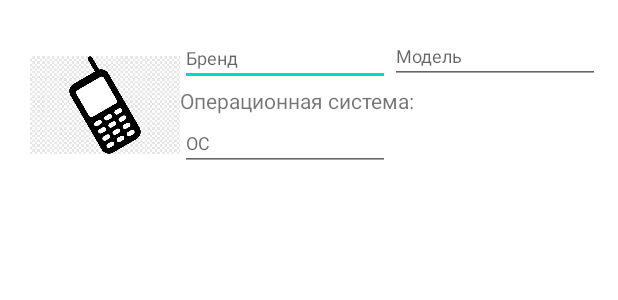
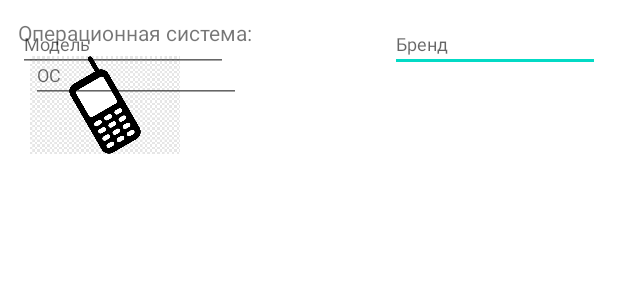
Before and after one commit to Gurchunov/phoneList, an Android app: the layout phone_item.xml on its own in the app's theme, with its tools: preview values and no code run, on a phone screen of 412 x 824 dp. Shown: the top 300 px of the screen. Run offline under Robolectric (Android 15) with nearby library versions, the phone set to English and light mode, and no system bars.

Commit message:
попытка номер 2

```diff
--- a/app/src/main/java/com/example/mobilephonecatalog/EditPhone.kt
+++ /dev/null
@@ -1,11 +0,0 @@
-package com.example.mobilephonecatalog
-
-import androidx.appcompat.app.AppCompatActivity
-import android.os.Bundle
-
-class EditPhone : AppCompatActivity() {
-    override fun onCreate(savedInstanceState: Bundle?) {
-        super.onCreate(savedInstanceState)
-        setContentView(R.layout.activity_edit_phone)
-    }
-}
--- a/app/src/main/java/com/example/mobilephonecatalog/data/ItemMobile.kt
+++ b/app/src/main/java/com/example/mobilephonecatalog/data/ItemMobile.kt
@@ -3,8 +3,8 @@ package com.example.mobilephonecatalog.data
 import android.graphics.drawable.Drawable
 
 data class ItemMobile(
-    val image: Drawable?,
     val brand: String,
     val model: String,
-    val oc: String
+    val oc: String,
+    val img: Drawable?
 )
--- a/app/src/main/res/layout/activity_edit_phone.xml
+++ b/app/src/main/res/layout/phone_item.xml
@@ -19,15 +19,15 @@
     <EditText
         android:id="@+id/editBrand"
         android:layout_width="wrap_content"
-        android:layout_height="37dp"
+        android:layout_height="36dp"
         android:ems="10"
         android:hint="Бренд"
         android:inputType="textPersonName"
         android:textSize="12sp"
         app:layout_constraintEnd_toEndOf="parent"
         app:layout_constraintHorizontal_bias="0.0"
-        app:layout_constraintStart_toEndOf="@+id/editImage"
-        app:layout_constraintTop_toTopOf="@+id/editImage" />
+        app:layout_constraintStart_toEndOf="@+id/etModel"
+        app:layout_constraintTop_toTopOf="@+id/etModel" />
 
     <EditText
         android:id="@+id/editModel"
@@ -37,25 +37,27 @@
         android:hint="Модель"
         android:inputType="textPersonName"
         android:textSize="12sp"
-        app:layout_constraintStart_toEndOf="@+id/editBrand"
-        app:layout_constraintTop_toTopOf="@+id/editBrand" />
+        app:layout_constraintStart_toEndOf="@+id/etImage"
+        app:layout_constraintTop_toTopOf="@+id/etImage" />
 
     <TextView
-        android:id="@+id/editOcSystem"
+        android:id="@+id/tvOcSystem"
         android:layout_width="wrap_content"
         android:layout_height="wrap_content"
         android:text="Операционная система:"
-        app:layout_constraintStart_toEndOf="@+id/editImage"
-        app:layout_constraintTop_toBottomOf="@+id/editBrand" />
+        app:layout_constraintEnd_toEndOf="@+id/etBrand"
+        app:layout_constraintStart_toEndOf="@+id/etImage"
+        app:layout_constraintTop_toBottomOf="@+id/etModel" />
 
     <EditText
-        android:id="@+id/editOC"
+        android:id="@+id/etOC"
         android:layout_width="wrap_content"
         android:layout_height="wrap_content"
         android:ems="10"
         android:hint="OC"
         android:inputType="textPersonName"
         android:textSize="12sp"
-        app:layout_constraintStart_toEndOf="@+id/editImage"
-        app:layout_constraintTop_toBottomOf="@+id/editOcSystem" />
+        app:layout_constraintEnd_toEndOf="@+id/tvOcSystem"
+        app:layout_constraintStart_toStartOf="@+id/tvOcSystem"
+        app:layout_constraintTop_toBottomOf="@+id/tvOcSystem" />
 </androidx.constraintlayout.widget.ConstraintLayout>
```
Also changed, not shown: app/src/main/java/com/example/mobilephonecatalog/AddNewPhone.kt (+11 -6 lines), app/src/main/java/com/example/mobilephonecatalog/MainActivity.kt (+40 -7 lines).
